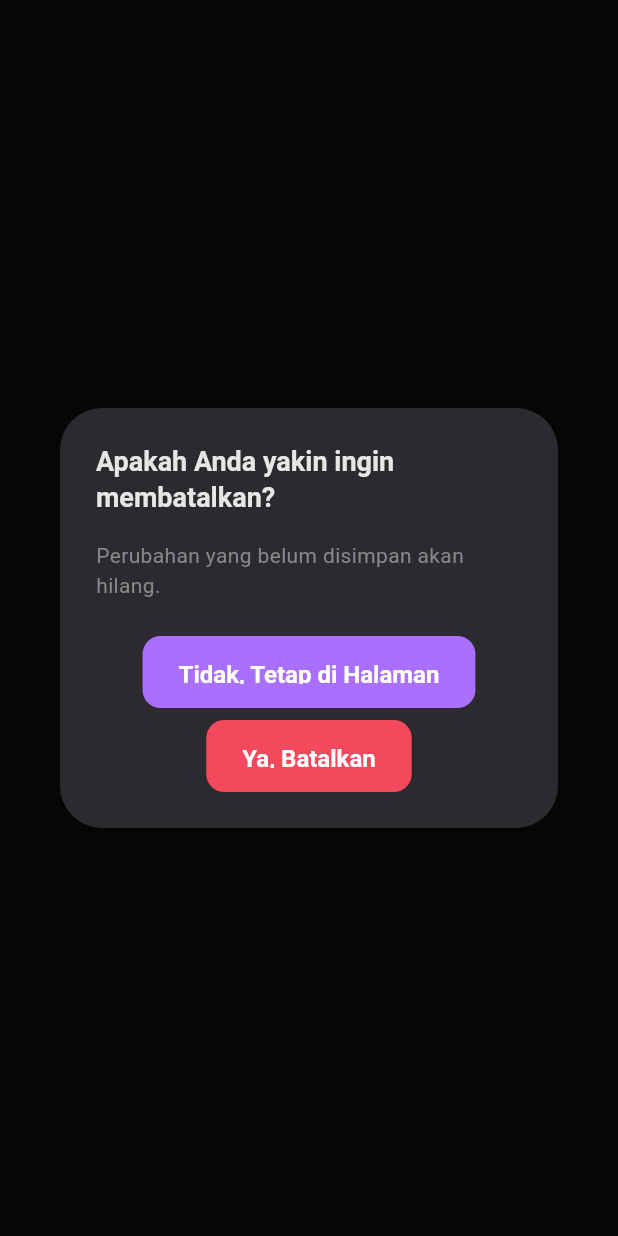
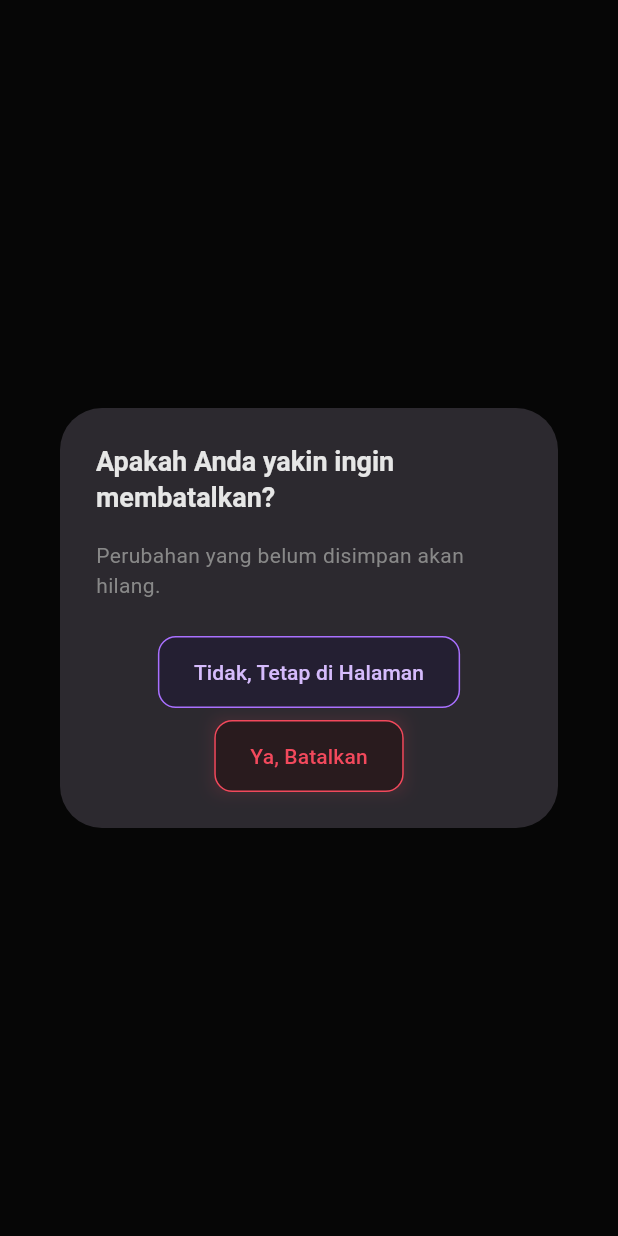
Before and after one commit to andjoy404/social-finance, a Flutter app: what confirm() shows on an empty page, opened directly, on a phone screen of 412 x 824 dp. Run offline on Flutter 3.47's test engine with Material 3 defaults, Android fonts, the phone set to English and light mode, and no system bars; our stand-ins replace dio, firebase_core, firebase_messaging, fl_chart, flutter_riverpod, flutter_secure_storage and 5 more; missing offline and left inert: excel, file_saver; accounts and stored records are empty; network calls fail.

Commit message:
Revert "ui: change confirmation popup buttons to solid blocking style in Kas Form Navigation Guard"
This reverts commit 2ff1da66f8e0ddf0755c15a513d78fe1ed635acc.

```diff
--- a/mobile/lib/core/navigators/kas_form_navigation_guard.dart
+++ b/mobile/lib/core/navigators/kas_form_navigation_guard.dart
@@ -133,12 +133,12 @@ class KasFormNavigationGuard {
               alignment: Alignment.center,
               child: SizedBox(
                 height: 48,
-                child: ElevatedButton(
+                child: OutlinedButton(
                   key: const Key('kas-cancel-stay'),
                   onPressed: () => Navigator.of(dialogContext).pop(false),
-                  style: ElevatedButton.styleFrom(
-                    backgroundColor: AppColors.accent,
-                    foregroundColor: Colors.white,
+                  style: OutlinedButton.styleFrom(
+                    side: const BorderSide(color: AppColors.accent),
+                    backgroundColor: AppColors.accentSoftColor(dialogContext),
                     shape: RoundedRectangleBorder(
                       borderRadius: BorderRadius.circular(AppRadius.base),
                     ),
@@ -150,19 +150,34 @@ class KasFormNavigationGuard {
             const SizedBox(height: 8),
             Align(
               alignment: Alignment.center,
+              child: Container(
+                decoration: BoxDecoration(
+                  boxShadow: [
+                    BoxShadow(
+                      color: AppColors.danger.withValues(alpha: 0.15),
+                      blurRadius: 8,
+                      offset: const Offset(0, 0),
+                    ),
+                  ],
+                ),
                 child: SizedBox(
                   height: 48,
-                child: ElevatedButton(
+                  child: OutlinedButton(
                     key: const Key('kas-cancel-confirm'),
                     onPressed: () => Navigator.of(dialogContext).pop(true),
-                  style: ElevatedButton.styleFrom(
-                    backgroundColor: AppColors.danger,
-                    foregroundColor: Colors.white,
+                    style: OutlinedButton.styleFrom(
+                      side: const BorderSide(color: AppColors.danger),
+                      backgroundColor:
+                          Theme.of(dialogContext).brightness == Brightness.dark
+                              ? AppColors.darkDangerSoft
+                              : AppColors.danger.withValues(alpha: 0.20),
+                      foregroundColor: AppColors.danger,
                       shape: RoundedRectangleBorder(
                         borderRadius: BorderRadius.circular(AppRadius.base),
                       ),
                     ),
                     child: const Text('Ya, Batalkan'),
+                  ),
                 ),
               ),
             ),
```
Lines whose indentation alone changed are shown as unchanged.
